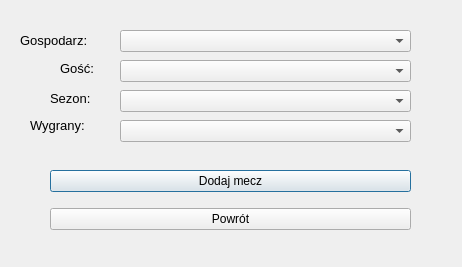
Old version of the form AddWindow.ui in the repository TheGM99/MatchGUI.
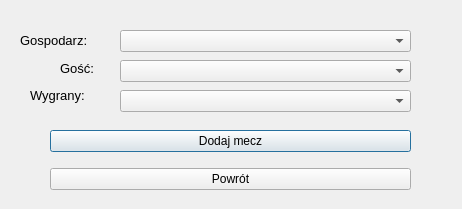
New version of the form.

Commit message: removed season window

Patch:
```diff
--- a/AddWindow.ui
+++ b/AddWindow.ui
@@ -7,7 +7,7 @@
     <x>0</x>
     <y>0</y>
     <width>462</width>
-    <height>267</height>
+    <height>209</height>
    </rect>
   </property>
   <property name="windowTitle">
@@ -17,7 +17,7 @@
    <property name="geometry">
     <rect>
      <x>50</x>
-     <y>160</y>
+     <y>120</y>
      <width>361</width>
      <height>80</height>
     </rect>
@@ -98,39 +98,11 @@
     <string>Gospodarz:</string>
    </property>
   </widget>
-  <widget class="QComboBox" name="SeasonBox">
-   <property name="geometry">
-    <rect>
-     <x>120</x>
-     <y>90</y>
-     <width>291</width>
-     <height>22</height>
-    </rect>
-   </property>
-  </widget>
-  <widget class="QLabel" name="label_2">
-   <property name="geometry">
-    <rect>
-     <x>50</x>
-     <y>90</y>
-     <width>56</width>
-     <height>16</height>
-    </rect>
-   </property>
-   <property name="font">
-    <font>
-     <pointsize>10</pointsize>
-    </font>
-   </property>
-   <property name="text">
-    <string>Sezon:</string>
-   </property>
-  </widget>
   <widget class="QComboBox" name="WinnerBox">
    <property name="geometry">
     <rect>
      <x>120</x>
-     <y>120</y>
+     <y>90</y>
      <width>291</width>
      <height>22</height>
     </rect>
@@ -140,7 +112,7 @@
    <property name="geometry">
     <rect>
      <x>30</x>
-     <y>110</y>
+     <y>80</y>
      <width>81</width>
      <height>31</height>
     </rect>
```
The commit also changes 2 other files.
